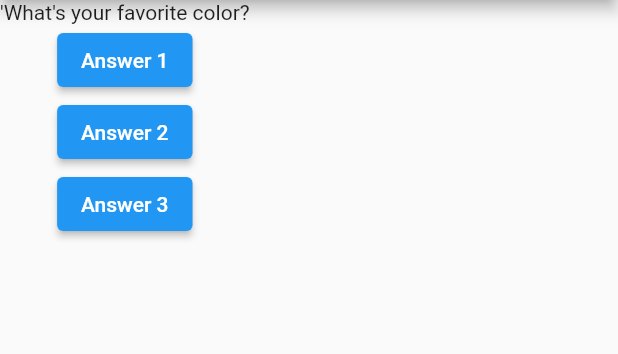
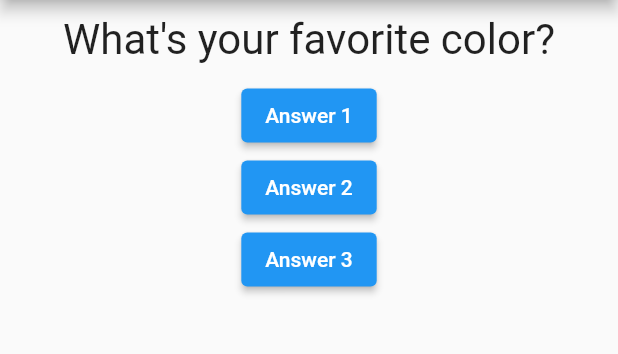
Before and after one commit to mfranco94/quiz_app, a Flutter app: the screen it shows after launch, on a phone screen of 412 x 824 dp, the part 84-438 px from its top. Run offline on Flutter 3.47's test engine with Material 2 defaults, Android fonts, the phone set to English and light mode, and no system bars.

Commit message:
add container and style to Question.dart

```diff
--- a/lib/main.dart
+++ b/lib/main.dart
@@ -15,7 +15,7 @@ class _QuizAppState extends State<QuizApp> {
 
   Widget build(BuildContext context) {
     final questions = [
-      "'What's your favorite color?",
+      "What's your favorite color?",
       "What's your favorite pet?",
     ];
     return MaterialApp(
--- a/lib/question.dart
+++ b/lib/question.dart
@@ -8,6 +8,16 @@ class Question extends StatelessWidget {
   Question(this.title);
 
   Widget build(BuildContext context) {
-    return Text(title);
+    return Container(
+      width: double.infinity,
+      margin: EdgeInsets.all(10),
+      child: Text(
+        title,
+        style: TextStyle(
+          fontSize: 28,
+        ),
+        textAlign: TextAlign.center,
+      ),
+    );
   }
 }
```
